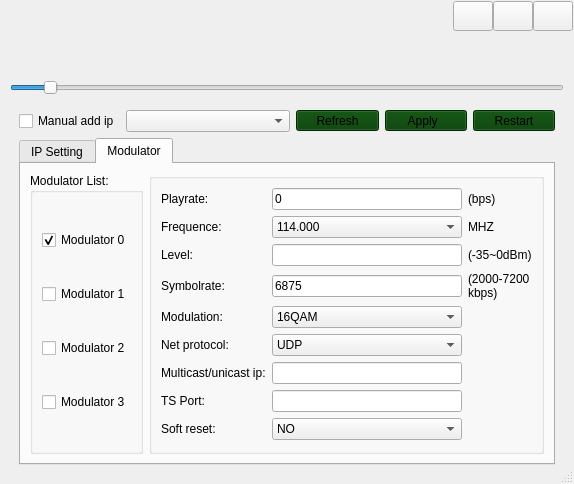
First picture: the form in tbsui.ui, repository MauricePong/TBSNetDVBSetting, before the edit.
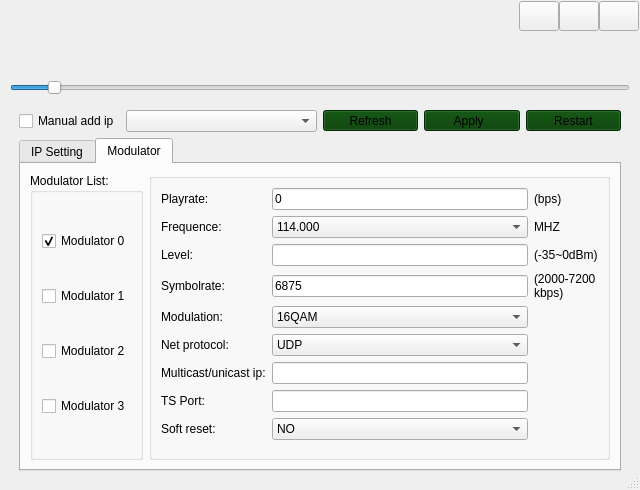
Second picture: the form after the edit.

What changed in the file:
```diff
--- a/tbsui.ui
+++ b/tbsui.ui
@@ -6,8 +6,8 @@
    <rect>
     <x>0</x>
     <y>0</y>
-    <width>574</width>
-    <height>464</height>
+    <width>640</width>
+    <height>490</height>
    </rect>
   </property>
   <property name="sizePolicy">
```
